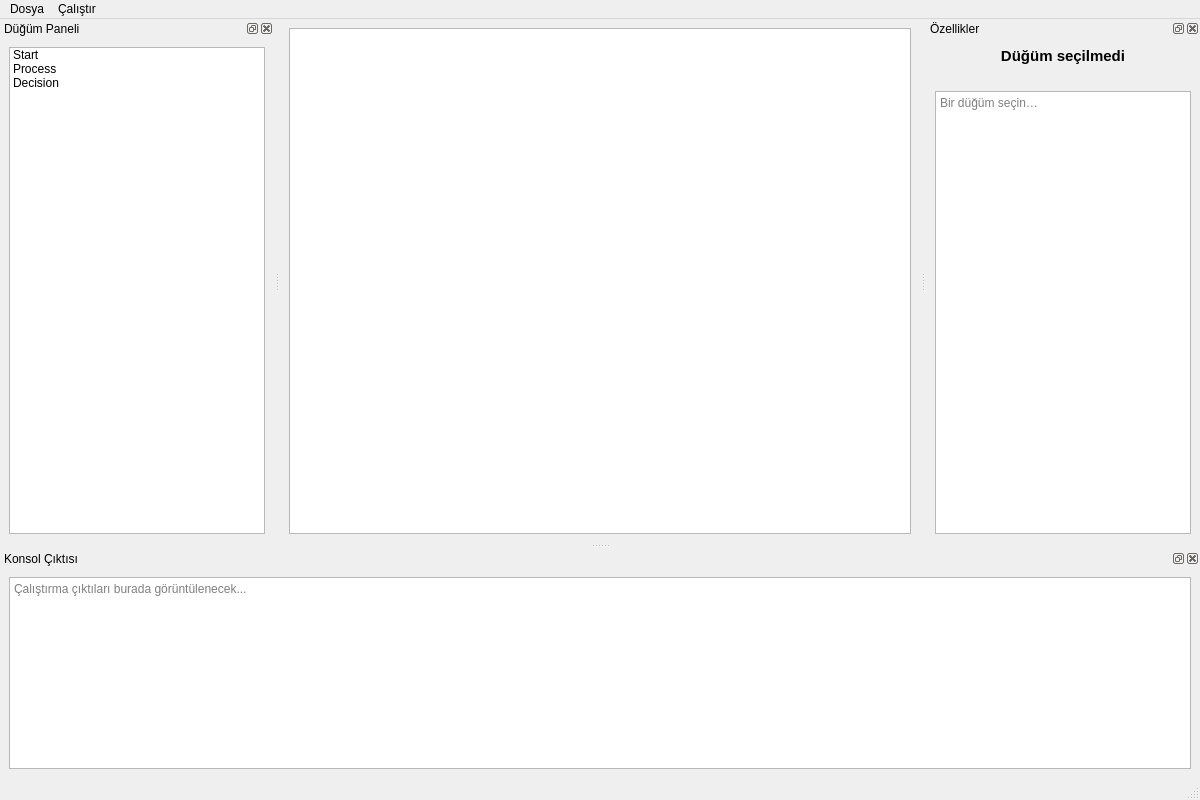
Above: views/mainwindow.ui from flowpy-ide/FlowPy before the change. Below: the same form after it.
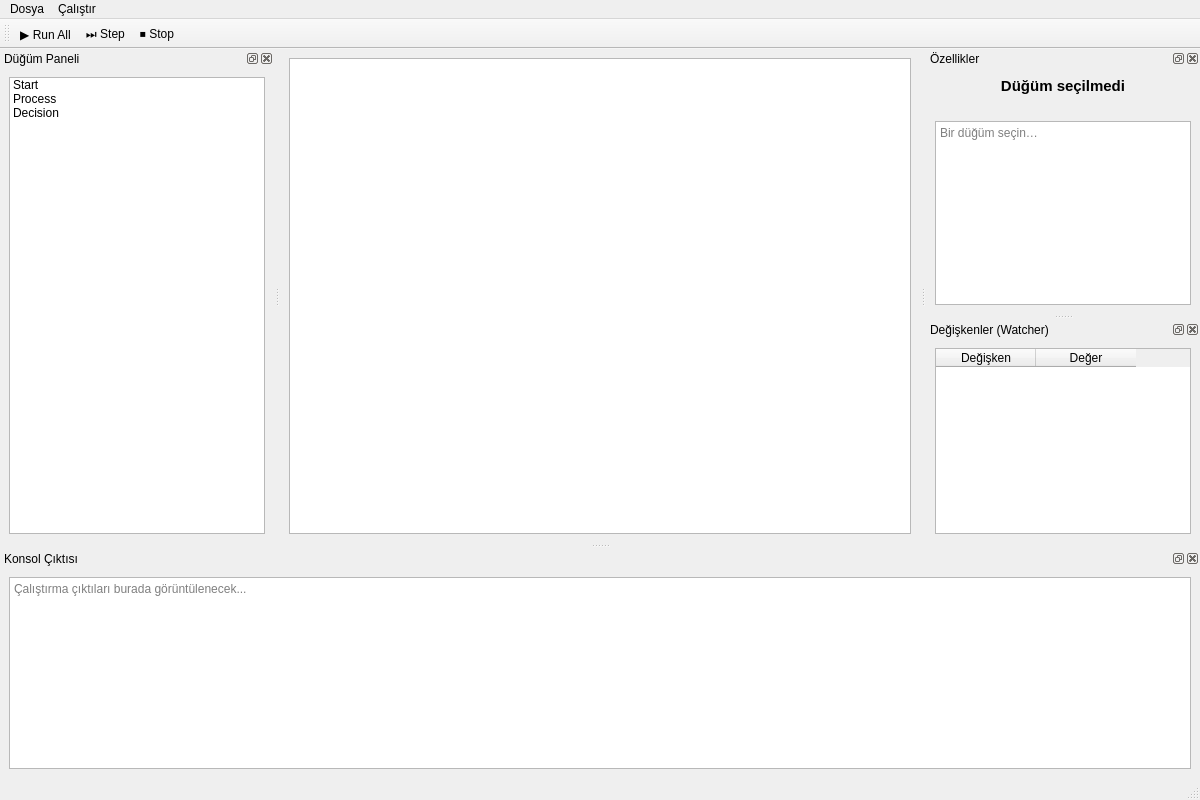
That is the form after the change.

Commit message: feat: Implement core flow serialization, visual canvas, node management, and basic interpreter components.

```diff
--- a/views/mainwindow.ui
+++ b/views/mainwindow.ui
@@ -44,6 +44,21 @@
             <addaction name="menuRun" />
         </widget>
         <widget class="QStatusBar" name="statusbar" />
+        <!-- ═══ Araç Çubuğu (Toolbar) ═══ -->
+        <widget class="QToolBar" name="mainToolBar">
+            <property name="windowTitle">
+                <string>Araç Çubuğu</string>
+            </property>
+            <attribute name="toolBarArea">
+                <enum>TopToolBarArea</enum>
+            </attribute>
+            <attribute name="toolBarBreak">
+                <bool>false</bool>
+            </attribute>
+            <addaction name="actionRunFlow" />
+            <addaction name="actionStepFlow" />
+            <addaction name="actionStopFlow" />
+        </widget>
         <!-- ═══ Sol Dock: Düğüm Paneli ═══ -->
         <widget class="QDockWidget" name="nodePanelDock">
             <property name="windowTitle">
@@ -134,6 +149,36 @@
                 </layout>
             </widget>
         </widget>
+        <!-- ═══ Değişken İzleyici Dock ═══ -->
+        <widget class="QDockWidget" name="variableDock">
+            <property name="windowTitle">
+                <string>Değişkenler (Watcher)</string>
+            </property>
+            <attribute name="dockWidgetArea">
+                <number>2</number>
+            </attribute>
+            <widget class="QWidget" name="variableDockContents">
+                <layout class="QVBoxLayout" name="variableLayout">
+                    <item>
+                        <widget class="QTableWidget" name="variableTable">
+                            <property name="columnCount">
+                                <number>2</number>
+                            </property>
+                            <column>
+                                <property name="text">
+                                    <string>Değişken</string>
+                                </property>
+                            </column>
+                            <column>
+                                <property name="text">
+                                    <string>Değer</string>
+                                </property>
+                            </column>
+                        </widget>
+                    </item>
+                </layout>
+            </widget>
+        </widget>
         <!-- ═══ Alt Dock: Konsol ═══ -->
         <widget class="QDockWidget" name="consoleDock">
             <property name="windowTitle">
@@ -159,10 +204,44 @@
         </widget>
         <action name="actionRunFlow">
             <property name="text">
-                <string>Akışı Çalıştır</string>
+                <string>▶ Run All</string>
+            </property>
+            <property name="iconText">
+                <string>▶ Run All</string>
             </property>
             <property name="shortcut">
                 <string>Ctrl+R</string>
+            </property>
+            <property name="toolTip">
+                <string>Akışı tamamen çalıştır</string>
+            </property>
+        </action>
+        <action name="actionStepFlow">
+            <property name="text">
+                <string>⏭ Step</string>
+            </property>
+            <property name="iconText">
+                <string>⏭ Step</string>
+            </property>
+            <property name="shortcut">
+                <string>F10</string>
+            </property>
+            <property name="toolTip">
+                <string>Adım Adım Çalıştır</string>
+            </property>
+        </action>
+        <action name="actionStopFlow">
+            <property name="text">
+                <string>⏹ Stop</string>
+            </property>
+            <property name="iconText">
+                <string>⏹ Stop</string>
+            </property>
+            <property name="shortcut">
+                <string>Shift+F5</string>
+            </property>
+            <property name="toolTip">
+                <string>Çalışmayı Durdur</string>
             </property>
         </action>
     </widget>
```
The commit also changes 12 other files.
